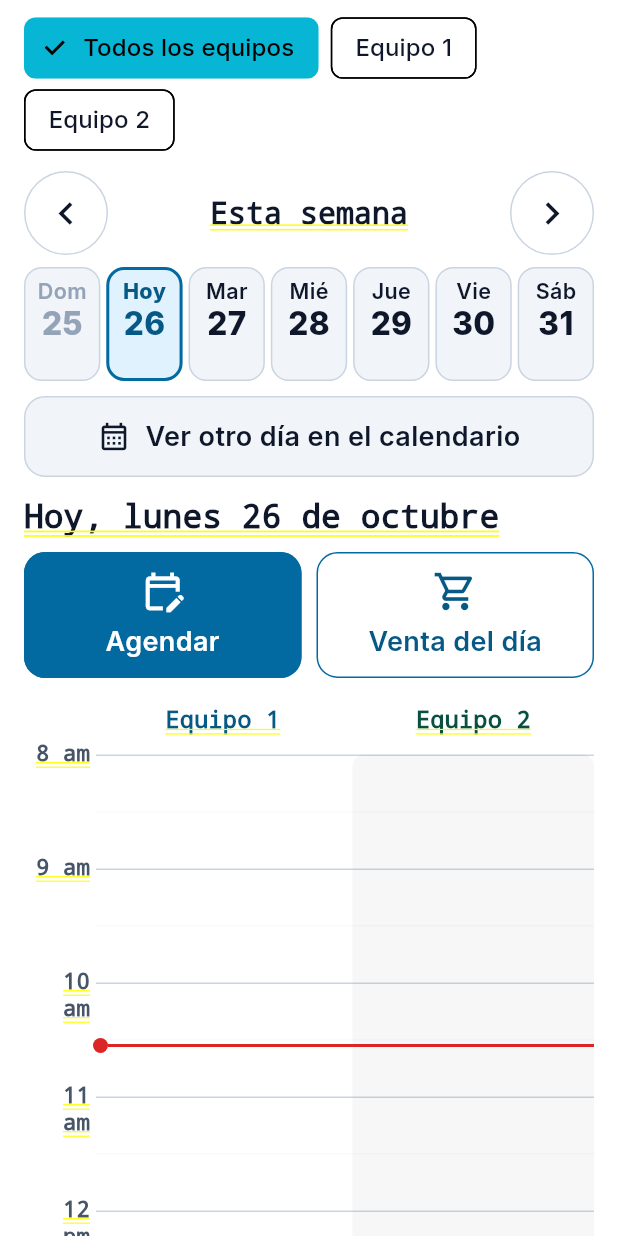
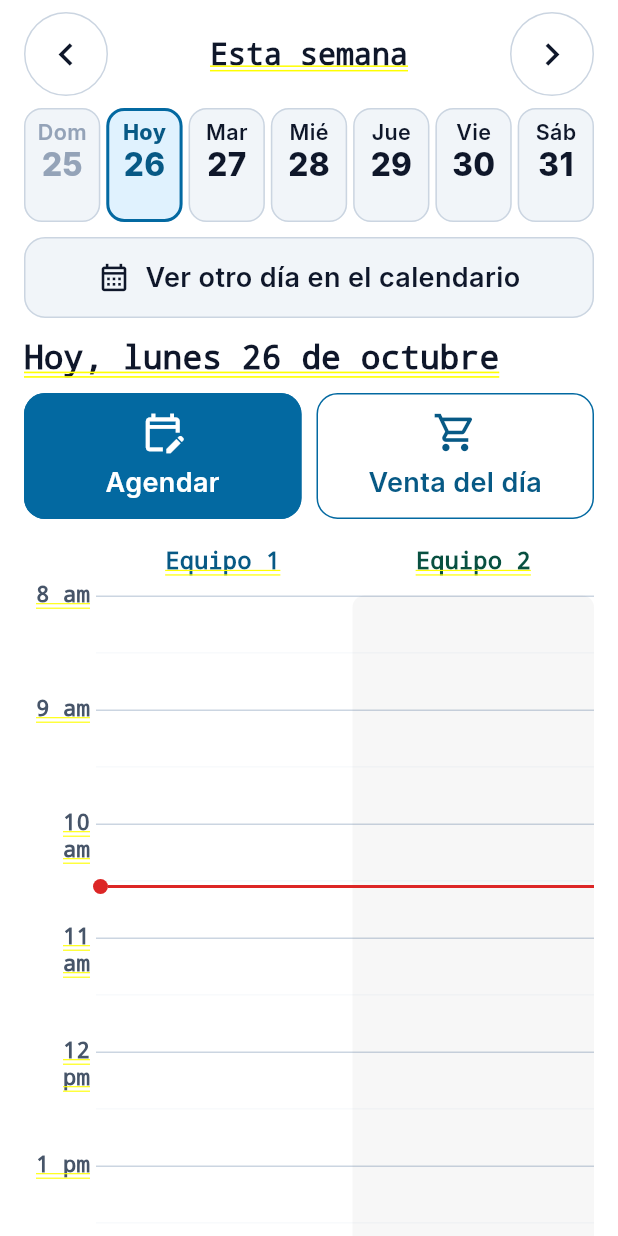
Before and after one commit to HeilamAP/herreria-app-mobile, a Flutter app: the TrabajosDiaScreen screen opened directly, on a phone screen of 412 x 824 dp. Run offline on Flutter 3.47's test engine with Material 3 defaults, Android fonts, the phone set to English and light mode, and no system bars; our stand-ins replace google_fonts, image_picker, share_plus, shared_preferences; accounts and stored records are empty.

Commit message:
Agenda del administrador sin selector de equipos
El administrador ve siempre los dos equipos juntos, igual que los
encargados. Se quitan las opciones "Todos los equipos", "Equipo 1" y
"Equipo 2".

Co-Authored-By: Claude Opus 5.5 <noreply@anthropic.com>

```diff
--- a/lib/screens/encargado/trabajos_screen.dart
+++ b/lib/screens/encargado/trabajos_screen.dart
@@ -22,17 +22,14 @@ class TrabajosDiaScreen extends StatefulWidget {
 
 class _TrabajosDiaScreenState extends State<TrabajosDiaScreen> {
   DateTime _dia = hoy();
-  String _filtroEquipo = 'todos';
-
-  String get _equipoConsulta => widget.admin ? _filtroEquipo : 'todos';
+  /// La agenda es compartida: encargados y administrador ven los dos equipos.
+  static const _equipoConsulta = 'todos';
 
   /// Equipo del encargado que tiene la sesión (null para el administrador).
   String? get _equipoPropio => widget.admin ? null : context.read<AuthService>().currentUser?.equipoId;
 
   /// Equipo que se propone al crear trabajos nuevos (se puede cambiar al agendar).
-  String get _equipoNuevo => widget.admin
-      ? (_filtroEquipo == 'todos' ? 'equipo1' : _filtroEquipo)
-      : (context.read<AuthService>().currentUser?.equipoId ?? 'equipo1');
+  String get _equipoNuevo => widget.admin ? 'equipo1' : (context.read<AuthService>().currentUser?.equipoId ?? 'equipo1');
 
   void _irADia(DateTime d) {
     if (!mounted) return;
@@ -183,20 +180,6 @@ class _TrabajosDiaScreenState extends State<TrabajosDiaScreen> {
     return ListView(
       padding: const EdgeInsets.fromLTRB(16, 8, 16, 24),
       children: [
-        if (widget.admin) ...[
-          Wrap(
-            spacing: 8,
-            children: [
-              for (final e in ['todos', 'equipo1', 'equipo2'])
-                ChoiceChip(
-                  label: Text(e == 'todos' ? 'Todos los equipos' : nombreEquipo(e), style: const TextStyle(fontSize: 16)),
-                  selected: _filtroEquipo == e,
-                  onSelected: (_) => setState(() => _filtroEquipo = e),
-                ),
-            ],
-          ),
-          const SizedBox(height: 10),
-        ],
         _semana(engine, equipo, h),
         const SizedBox(height: 10),
         BotonGrande(
@@ -251,7 +234,7 @@ class _TrabajosDiaScreenState extends State<TrabajosDiaScreen> {
 
   _TarjetaTrabajo _tarjeta(VisitaAgenda t, {VoidCallback? antes}) => _TarjetaTrabajo(
         trabajo: t,
-        mostrarEquipo: !widget.admin || _filtroEquipo == 'todos',
+        mostrarEquipo: true,
         equipoPropio: _equipoPropio,
         onCobrar: () {
           antes?.call();
```
